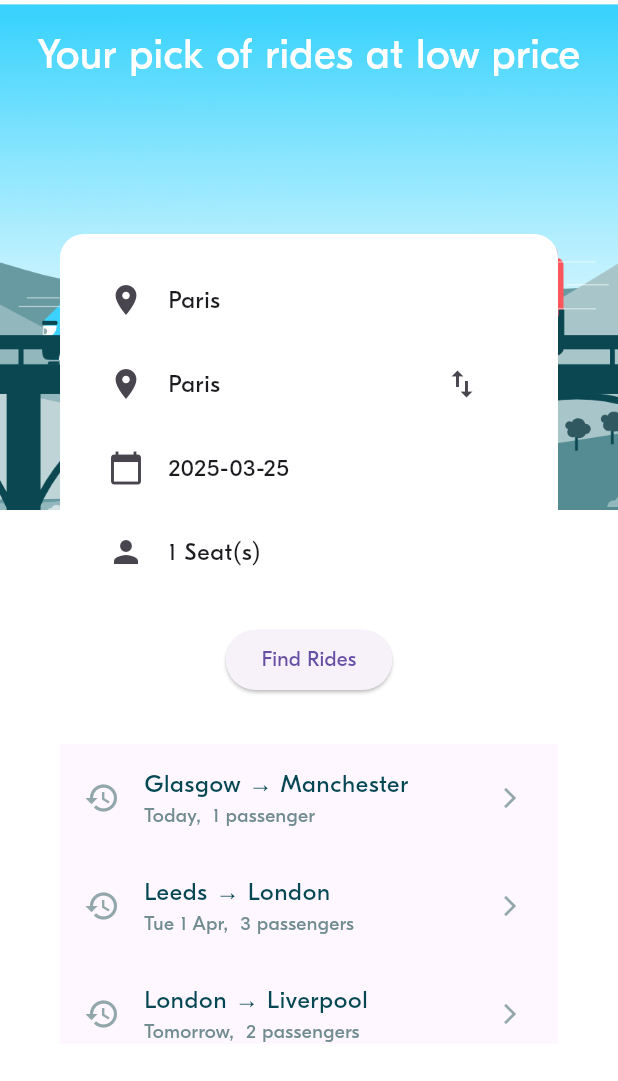
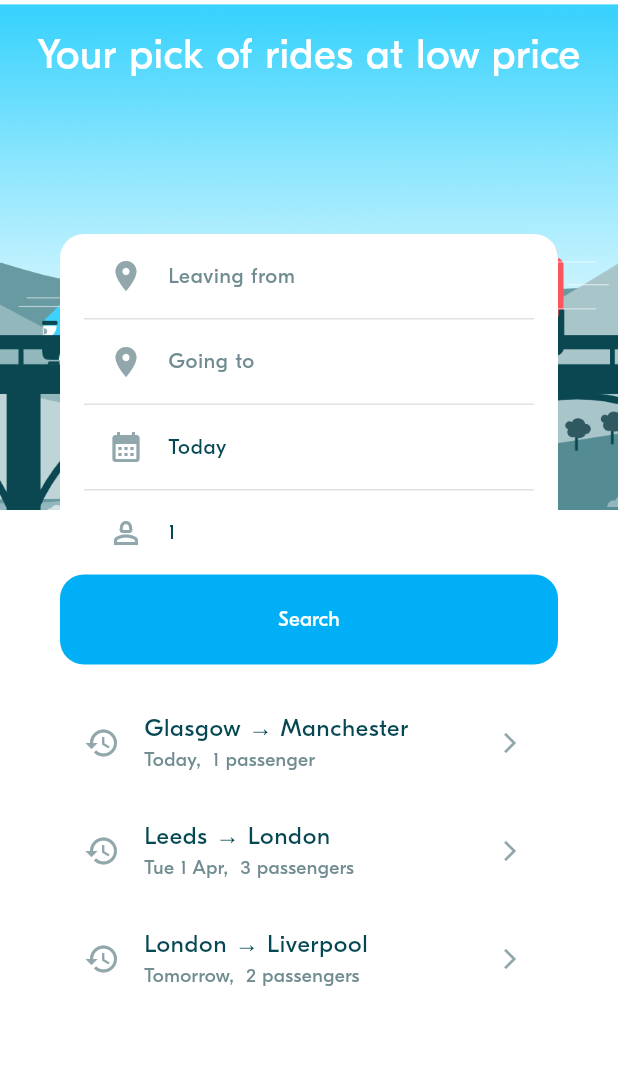
Before and after one commit to TechTheMoneyTeam/GEN-09-FLUTTER-2-BLA-W7-START, a Flutter app: the screen it shows after launch, on a phone screen of 412 x 824 dp. Shown: the top 1081 px of the screen. Run offline on Flutter 3.47's test engine with Material 3 defaults, Android fonts, the phone set to English and light mode, and no system bars; project files that could hold a hidden picture were left out.

Commit message:
Redo on BLA-201 - Rides Preferences with Provider

```diff
--- a/lib/main.dart
+++ b/lib/main.dart
@@ -1,23 +1,33 @@
 import 'package:flutter/material.dart';
 import 'package:provider/provider.dart';
+import 'package:week_3_blabla_project/data/repository/mock/mock_locations_repository.dart';
+import 'package:week_3_blabla_project/data/repository/mock/mock_ride_preferences_repository.dart';
+import 'package:week_3_blabla_project/data/repository/mock/mock_rides_repository.dart';
+import 'package:week_3_blabla_project/model/ride/ride.dart';
 import 'package:week_3_blabla_project/ui/provider/ride_pref_provider.dart';
-import 'data/repository/mock/mock_locations_repository.dart';
-import 'data/repository/mock/mock_rides_repository.dart';
-import 'data/repository/mock/mock_ride_preferences_repository.dart';
+
+
 import 'service/locations_service.dart';
 import 'service/rides_service.dart';
-import 'service/ride_prefs_service.dart';
+
+
 import 'ui/screens/ride_pref/ride_pref_screen.dart';
 import 'ui/theme/theme.dart';
 
 void main() {
   // 1 - Initialize the services
-  RidePrefService.initialize(MockRidePreferencesRepository());
+
   LocationsService.initialize(MockLocationsRepository());
   RidesService.initialize(MockRidesRepository());
 
   // 2- Run the UI
-  runApp(const MyApp());
+  runApp(
+    MultiProvider(providers: [
+    ChangeNotifierProvider(
+          create: (context) => RidesPreferencesProvider(
+              repository: MockRidePreferencesRepository())),
+    ], child: const MyApp()),
+  );
 }
 
 class MyApp extends StatelessWidget {
@@ -25,20 +35,10 @@ class MyApp extends StatelessWidget {
 
   @override
   Widget build(BuildContext context) {
-    return MultiProvider(
-      providers: [
-        ChangeNotifierProvider(
-          create: (_) => RidesPreferencesProvider(
-            repository: MockRidePreferencesRepository(),
-          ),
-        ),
-      ],
-      child: MaterialApp(
-        debugShowCheckedModeBanner: false,
-        theme: appTheme,
-        title: 'BlaBla App',
-        home: const RidePrefScreen(),
-      ),
+    return MaterialApp(
+      debugShowCheckedModeBanner: false,
+      theme: appTheme,
+      home: Scaffold(body: RidePrefScreen()),
     );
   }
 }
--- a/lib/model/ride/ride_pref.dart
+++ b/lib/model/ride/ride_pref.dart
@@ -17,23 +17,19 @@ class RidePreference {
       required this.requestedSeats});
 
   @override
-  bool operator ==(Object other) {
-    if (identical(this, other)) return true;
-    return other is RidePreference &&
-        other.departure == departure &&
-        other.departureDate == departureDate &&
-        other.arrival == arrival &&
-        other.requestedSeats == requestedSeats;
-  }
+bool operator ==(Object other) =>
+      identical(this, other) ||
+      other is RidePreference &&
+          runtimeType == other.runtimeType &&
+          departure == other.departure &&
+          departureDate == other.departureDate &&
+          arrival == other.arrival &&
+          requestedSeats == other.requestedSeats;
 
-  @override
-  int get hashCode => Object.hash(departure, departureDate, arrival, requestedSeats);
   String toString() {
     return 'RidePref(departure: ${departure.name}, '
         'departureDate: ${departureDate.toIso8601String()}, '
         'arrival: ${arrival.name}, '
         'requestedSeats: $requestedSeats)';
   }
-
-  static defaultPreference() {}
 }
--- a/lib/ui/provider/async_value.dart
+++ b/lib/ui/provider/async_value.dart
@@ -1,9 +1,18 @@
+enum AsyncValueState { loading, error, success, empty }
+
 class AsyncValue<T> {
   final T? data;
   final Object? error;
-  final bool isLoading;
+  final AsyncValueState state;
 
-  AsyncValue.loading() : isLoading = true, data = null, error = null;
-  AsyncValue.success(T data) : isLoading = false, data = data, error = null;
-  AsyncValue.error(Object error) : isLoading = false, data = null, error = error;
+  AsyncValue._({this.data, this.error, required this.state});
+
+  factory AsyncValue.loading() => AsyncValue._(state: AsyncValueState.loading);
+
+  factory AsyncValue.success(T data) =>
+      AsyncValue._(data: data, state: AsyncValueState.success);
+
+  factory AsyncValue.error(Object error) =>
+      AsyncValue._(error: error, state: AsyncValueState.error);
+  factory AsyncValue.empty() => AsyncValue._(state: AsyncValueState.empty);
 }
--- a/lib/ui/screens/ride_pref/ride_pref_screen.dart
+++ b/lib/ui/screens/ride_pref/ride_pref_screen.dart
@@ -1,80 +1,87 @@
 import 'package:flutter/material.dart';
 import 'package:provider/provider.dart';
+import 'package:week_3_blabla_project/ui/provider/ride_pref_provider.dart';
+import '../../../model/ride/ride_pref.dart';
 
-import '../../../model/ride/ride_pref.dart';
-import '../../provider/ride_pref_provider.dart';
+import '../../theme/theme.dart';
 import '../../../utils/animations_util.dart';
-import '../../theme/theme.dart';
 import '../rides/rides_screen.dart';
 import 'widgets/ride_pref_form.dart';
 import 'widgets/ride_pref_history_tile.dart';
 
 const String blablaHomeImagePath = 'assets/images/blabla_home.png';
 
+///
+/// This screen allows user to:
+/// - Enter his/her ride preference and launch a search on it
+/// - Or select a last entered ride preferences and launch a search on it
+///
 class RidePrefScreen extends StatelessWidget {
   const RidePrefScreen({super.key});
 
-  void onRidePrefSelected(BuildContext context, RidePreference newPreference) async {
-
-    context.read<RidesPreferencesProvider>().setCurrentPreference(newPreference);
-
+  void onRidePrefSelected(
+      BuildContext context, RidePreference newPreference) async {
+    context
+        .read<RidesPreferencesProvider>()
+        .setCurrentPreference(newPreference);
     await Navigator.of(context)
-        .push(AnimationUtils.createBottomToTopRoute(RidesScreen(
-          ridesService: context.read(),
-        )));
+        .push(AnimationUtils.createBottomToTopRoute(const RidesScreen()));
   }
 
   @override
   Widget build(BuildContext context) {
-  final provider = context.watch<RidesPreferencesProvider>();
-  final currentRidePreference = provider.currentPreference;
-  final pastPreferences = provider.preferencesHistory;
+    // Watch the RidesPreferencesProvider for changes
+    final ridesPreferencesProvider = context.watch<RidesPreferencesProvider>();
 
-  return Scaffold(
-    backgroundColor: Colors.white,
-    body: Stack(
+    // Get the current preference and history from the provider
+    final currentRidePreference =
+        ridesPreferencesProvider.currentPreference;
+    final List<RidePreference> pastPreferences =
+        ridesPreferencesProvider.preferencesHistory;
+
+    return Stack(
       children: [
-
+        // 1 - Background Image
         const BlaBackground(),
 
-
+        // 2 - Foreground content
         Column(
           children: [
-            SizedBox(height: BlaSpacings.m),
+            const SizedBox(height: BlaSpacings.m),
             Text(
               "Your pick of rides at low price",
               style: BlaTextStyles.heading.copyWith(color: Colors.white),
             ),
-            SizedBox(height: 100),
+            const SizedBox(height: 100),
             Container(
-              margin: EdgeInsets.symmetric(horizontal: BlaSpacings.xxl),
+              margin: const EdgeInsets.symmetric(horizontal: BlaSpacings.xxl),
               decoration: BoxDecoration(
-                color: Colors.white,
-                borderRadius: BorderRadius.circular(16),
+                color: Colors.white, // White background
+                borderRadius: BorderRadius.circular(16), // Rounded corners
               ),
               child: Column(
+                mainAxisAlignment: MainAxisAlignment.start,
                 crossAxisAlignment: CrossAxisAlignment.stretch,
                 children: [
+                  // 2.1 Display the Form to input the ride preferences
                   RidePrefForm(
-                    initialPref: currentRidePreference,
-                    onSubmit: (pref) => onRidePrefSelected(context, pref),
-                    onRidePrefSelected: (RidePreference) {},
+                    initialPreference: currentRidePreference,
+                    onSubmit: (newPreference) =>
+                        onRidePrefSelected(context, newPreference),
                   ),
-                  SizedBox(height: BlaSpacings.m),
+                  const SizedBox(height: BlaSpacings.m),
 
-
+                  // 2.2 Optionally display a list of past preferences
                   SizedBox(
-                    height: 200,
-                    child: Material(
+                    height: 200, // Set a fixed height
                     child: ListView.builder(
-                        shrinkWrap: true,
-                        physics: AlwaysScrollableScrollPhysics(),
+                      shrinkWrap: true, // Fix ListView height issue
+                      physics: const AlwaysScrollableScrollPhysics(),
                       itemCount: pastPreferences.length,
                       itemBuilder: (ctx, index) => RidePrefHistoryTile(
                         ridePref: pastPreferences[index],
                         onPressed: () =>
                             onRidePrefSelected(context, pastPreferences[index]),
-                        ),
                       ),
                     ),
                   ),
@@ -84,7 +91,6 @@ Widget build(BuildContext context) {
           ],
         ),
       ],
-    ),
     );
   }
 }
@@ -99,7 +105,7 @@ class BlaBackground extends StatelessWidget {
       height: 340,
       child: Image.asset(
         blablaHomeImagePath,
-        fit: BoxFit.cover,
+        fit: BoxFit.cover, // Adjust image fit to cover the container
       ),
     );
   }
--- a/lib/ui/screens/ride_pref/widgets/ride_pref_form.dart
+++ b/lib/ui/screens/ride_pref/widgets/ride_pref_form.dart
@@ -1,111 +1,213 @@
 import 'package:flutter/material.dart';
-import 'package:week_3_blabla_project/model/location/locations.dart';
-import 'package:week_3_blabla_project/model/ride/ride_pref.dart';
 
+import '../../../../model/location/locations.dart';
+import '../../../../model/ride/ride_pref.dart';
+import '../../../theme/theme.dart';
+import '../../../../utils/animations_util.dart';
+import '../../../../utils/date_time_util.dart';
+import '../../../widgets/actions/bla_button.dart';
+import '../../../widgets/display/bla_divider.dart';
+import '../../../widgets/inputs/bla_location_picker.dart';
+import 'ride_pref_input_tile.dart';
 
+///
+/// A Ride Preference From is a view to select:
+///   - A depcarture location
+///   - An arrival location
+///   - A date
+///   - A number of seats
+///
+/// The form can be created with an existing RidePref (optional).
+///
 class RidePrefForm extends StatefulWidget {
-  final RidePreference? initialPref;
-  final Function(RidePreference) onRidePrefSelected;
-  final Function(RidePreference) onSubmit;
+  const RidePrefForm({
+    super.key,
+    required this.initialPreference,
+    required this.onSubmit,
+  });
 
-  const RidePrefForm({
-    Key? key,
-    this.initialPref,
-    required this.onSubmit, required this.onRidePrefSelected,
-  }) : super(key: key);
+  final RidePreference? initialPreference;
+  final Function(RidePreference preference) onSubmit;
 
   @override
   State<RidePrefForm> createState() => _RidePrefFormState();
 }
 
 class _RidePrefFormState extends State<RidePrefForm> {
-  late Location _departure;
-  late Location _arrival;
-  late DateTime _departureDate;
-  late int _requestedSeats;
+  Location? departure;
+  late DateTime departureDate;
+  Location? arrival;
+  late int requestedSeats;
+
+  // ----------------------------------
+  // Initialize the Form attributes
+  // ----------------------------------
 
   @override
   void initState() {
     super.initState();
-    _initializeFormValues();
+    _initializeForm();
   }
 
   @override
-  void didUpdateWidget(RidePrefForm oldWidget) {
+  void didUpdateWidget(covariant RidePrefForm oldWidget) {
     super.didUpdateWidget(oldWidget);
-    if (oldWidget.initialPref != widget.initialPref) {
-      _initializeFormValues();
+    _initializeForm();
+  }
+
+  void _initializeForm() {
+    if (widget.initialPreference != null) {
+      RidePreference current = widget.initialPreference!;
+      departure = current.departure;
+      arrival = current.arrival;
+      departureDate = current.departureDate;
+      requestedSeats = current.requestedSeats;
+    } else {
+      // If no given preferences, we select default ones :
+      departure = null; // User shall select the departure
+      departureDate = DateTime.now(); // Now by default
+      arrival = null; // User shall select the arrival
+      requestedSeats = 1; // 1 seat book by default
     }
   }
 
-  void _initializeFormValues() {
-    final initialPref = widget.initialPref;
-    if (initialPref != null) {
-      _departure = initialPref.departure;
-      _arrival = initialPref.arrival;
-      _departureDate = initialPref.departureDate;
-      _requestedSeats = initialPref.requestedSeats;
-    } else {
-      _departure = Location.defaultLocation();
-      _arrival = Location.defaultLocation();
-      _departureDate = DateTime.now();
-      _requestedSeats = 1;
+  // ----------------------------------
+  // Handle events
+  // ----------------------------------
+
+  void onDeparturePressed() async {
+    // 1- Select a location
+    Location? selectedLocation = await Navigator.of(context).push<Location>(
+      AnimationUtils.createBottomToTopRoute(
+        BlaLocationPicker(initLocation: departure),
+      ),
+    );
+
+    // 2- Update the form if needed
+    if (selectedLocation != null) {
+      setState(() {
+        departure = selectedLocation;
+      });
     }
   }
 
-  void _swapLocations() {
+  void onArrivalPressed() async {
+    // 1- Select a location
+    Location? selectedLocation = await Navigator.of(context).push<Location>(
+      AnimationUtils.createBottomToTopRoute(
+        BlaLocationPicker(initLocation: arrival),
+      ),
+    );
+
+    // 2- Update the form if needed
+    if (selectedLocation != null) {
       setState(() {
-      final temp = _departure;
-      _departure = _arrival;
-      _arrival = temp;
+        arrival = selectedLocation;
+      });
+    }
+  }
+
+  void onSubmit() {
+    // 1- Check input validity
+    bool hasDeparture = departure != null;
+    bool hasArrival = arrival != null;
+    bool isValid = hasDeparture && hasArrival;
+
+    if (isValid) {
+      // 2 - Create a new preference
+      RidePreference newPreference = RidePreference(
+        departure: departure!,
+        departureDate: departureDate,
+        arrival: arrival!,
+        requestedSeats: requestedSeats,
+      );
+
+      // 3 - Callback with the new preference
+      widget.onSubmit(newPreference);
+    }
+  }
+
+  void onSwappingLocationPressed() {
+    setState(() {
+      // We switch only if both departure and arrival are defined
+      if (departure != null && arrival != null) {
+        Location temp = departure!;
+        departure = Location.copy(arrival!);
+        arrival = Location.copy(temp);
+      }
     });
   }
 
+  // ----------------------------------
+  // Compute the widgets rendering
+  // ----------------------------------
+  String get departureLabel =>
+      departure != null ? departure!.name : "Leaving from";
+  String get arrivalLabel => arrival != null ? arrival!.name : "Going to";
+
+  bool get showDeparturePLaceHolder => departure == null;
+  bool get showArrivalPLaceHolder => arrival == null;
+
+  String get dateLabel => DateTimeUtils.formatDateTime(departureDate);
+  String get numberLabel => requestedSeats.toString();
+
+  bool get switchVisible => arrival != null && departure != null;
+
+  // ----------------------------------
+  // Build the widgets
+  // ----------------------------------
   @override
   Widget build(BuildContext context) {
-    return Padding(
-      padding: const EdgeInsets.all(16.0),
+    return Column(
+      mainAxisAlignment: MainAxisAlignment.start,
+      crossAxisAlignment: CrossAxisAlignment.stretch,
+      children: [
+        Padding(
+          padding: const EdgeInsets.symmetric(horizontal: BlaSpacings.m),
           child: Column(
             children: [
-          ListTile(
-            title: Text(_departure.name),
-            leading: const Icon(Icons.location_on),
-            onTap: () {}, // Implement location selection logic
+              // 1 - Input the ride departure
+              RidePrefInputTile(
+                isPlaceHolder: showDeparturePLaceHolder,
+                title: departureLabel,
+                leftIcon: Icons.location_on,
+                onPressed: onDeparturePressed,
+                rightIcon: switchVisible ? Icons.swap_vert : null,
+                onRightIconPressed:
+                    switchVisible ? onSwappingLocationPressed : null,
               ),
-          ListTile(
-            title: Text(_arrival.name),
-            leading: const Icon(Icons.location_on),
-            trailing: IconButton(
-              icon: const Icon(Icons.swap_vert),
-              onPressed: _swapLocations,
+              const BlaDivider(),
+
+              // 2 - Input the ride arrival
+              RidePrefInputTile(
+                isPlaceHolder: showArrivalPLaceHolder,
+                title: arrivalLabel,
+                leftIcon: Icons.location_on,
+                onPressed: onArrivalPressed,
               ),
-            onTap: () {},
+              const BlaDivider(),
+
+              // 3 - Input the ride date
+              RidePrefInputTile(
+                title: dateLabel,
+                leftIcon: Icons.calendar_month,
+                onPressed: () => {},
               ),
-          ListTile(
-            title: Text(_departureDate.toLocal().toString().split(' ')[0]),
-            leading: const Icon(Icons.calendar_today),
-            onTap: () {}, // Implement date picker logic
-          ),
-          ListTile(
-            title: Text('$_requestedSeats Seat(s)'),
-            leading: const Icon(Icons.person),
-            onTap: () {}, // Implement seat selection logic
-          ),
-          const SizedBox(height: 20),
-          ElevatedButton(
-            onPressed: () {
-              final pref = RidePreference(
-                departure: _departure,
-                arrival: _arrival,
-                departureDate: _departureDate,
-                requestedSeats: _requestedSeats,
-              );
-              widget.onRidePrefSelected(pref);
-            },
-            child: const Text('Find Rides'),
+              const BlaDivider(),
+
+              // 4 - Input the requested number of seats
+              RidePrefInputTile(
+                title: numberLabel,
+                leftIcon: Icons.person_2_outlined,
+                onPressed: () => {},
               ),
             ],
           ),
+        ),
+
+        // 5 - Launch a search
+        BlaButton(text: 'Search', onPressed: onSubmit),
+      ],
     );
   }
 }
--- a/pubspec.yaml
+++ b/pubspec.yaml
@@ -13,6 +13,7 @@ dependencies:
   intl: ^0.20.2
   flutter_svg: ^2.0.17
   provider: ^6.1.2
+  shared_preferences: ^2.5.2
 
 dev_dependencies:
   flutter_test:
```
Also changed, not shown: lib/service/ride_prefs_service.dart (deleted, +0 -65 lines), lib/ui/screens/rides/rides_screen.dart (+54 -42 lines), lib/ui/screens/rides/widgets/ride_pref_modal.dart (+4 -5 lines), pubspec.lock, 1 other file. Lines whose indentation alone changed are shown as unchanged.
